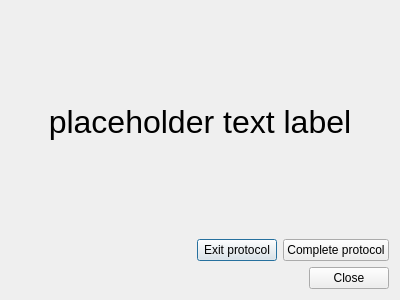
This is neurolabi/gui/protocols/focusedpathprotocol.ui in janelia-flyem/NeuTu as Qt 5 draws it before an edit. The edited form follows.
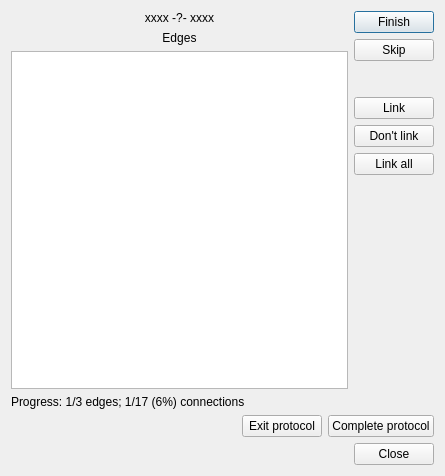
This is the edited form.

Diff of the .ui file:
```diff
--- a/neurolabi/gui/protocols/focusedpathprotocol.ui
+++ b/neurolabi/gui/protocols/focusedpathprotocol.ui
@@ -6,8 +6,8 @@
    <rect>
     <x>0</x>
     <y>0</y>
-    <width>400</width>
-    <height>300</height>
+    <width>445</width>
+    <height>476</height>
    </rect>
   </property>
   <property name="windowTitle">
@@ -15,25 +15,113 @@
   </property>
   <layout class="QVBoxLayout" name="verticalLayout">
    <item>
-    <widget class="QLabel" name="label">
-     <property name="sizePolicy">
-      <sizepolicy hsizetype="Preferred" vsizetype="Expanding">
-       <horstretch>0</horstretch>
-       <verstretch>0</verstretch>
-      </sizepolicy>
+    <layout class="QHBoxLayout" name="horizontalLayout_2">
+     <property name="topMargin">
+      <number>0</number>
      </property>
-     <property name="font">
-      <font>
-       <pointsize>24</pointsize>
-      </font>
-     </property>
-     <property name="text">
-      <string>placeholder text label</string>
-     </property>
-     <property name="alignment">
-      <set>Qt::AlignCenter</set>
-     </property>
-    </widget>
+     <item>
+      <layout class="QVBoxLayout" name="verticalLayout_2">
+       <item>
+        <widget class="QLabel" name="connectionLabel">
+         <property name="text">
+          <string>xxxx -?- xxxx</string>
+         </property>
+         <property name="alignment">
+          <set>Qt::AlignCenter</set>
+         </property>
+        </widget>
+       </item>
+       <item>
+        <widget class="QLabel" name="label_3">
+         <property name="text">
+          <string>Edges</string>
+         </property>
+         <property name="alignment">
+          <set>Qt::AlignCenter</set>
+         </property>
+        </widget>
+       </item>
+       <item>
+        <widget class="QTableView" name="edgesTableView"/>
+       </item>
+       <item>
+        <widget class="QLabel" name="progressLabel">
+         <property name="text">
+          <string>Progress: 1/3 edges; 1/17 (6%) connections</string>
+         </property>
+        </widget>
+       </item>
+      </layout>
+     </item>
+     <item>
+      <layout class="QVBoxLayout" name="verticalLayout_3">
+       <item>
+        <widget class="QPushButton" name="finishButton">
+         <property name="text">
+          <string>Finish</string>
+         </property>
+        </widget>
+       </item>
+       <item>
+        <widget class="QPushButton" name="skipButton">
+         <property name="text">
+          <string>Skip</string>
+         </property>
+        </widget>
+       </item>
+       <item>
+        <spacer name="verticalSpacer_2">
+         <property name="orientation">
+          <enum>Qt::Vertical</enum>
+         </property>
+         <property name="sizeType">
+          <enum>QSizePolicy::Fixed</enum>
+         </property>
+         <property name="sizeHint" stdset="0">
+          <size>
+           <width>20</width>
+           <height>30</height>
+          </size>
+         </property>
+        </spacer>
+       </item>
+       <item>
+        <widget class="QPushButton" name="linkButton">
+         <property name="text">
+          <string>Link</string>
+         </property>
+        </widget>
+       </item>
+       <item>
+        <widget class="QPushButton" name="dontLinkButton">
+         <property name="text">
+          <string>Don't link</string>
+         </property>
+        </widget>
+       </item>
+       <item>
+        <widget class="QPushButton" name="linkAllButton">
+         <property name="text">
+          <string>Link all</string>
+         </property>
+        </widget>
+       </item>
+       <item>
+        <spacer name="verticalSpacer">
+         <property name="orientation">
+          <enum>Qt::Vertical</enum>
+         </property>
+         <property name="sizeHint" stdset="0">
+          <size>
+           <width>20</width>
+           <height>40</height>
+          </size>
+         </property>
+        </spacer>
+       </item>
+      </layout>
+     </item>
+    </layout>
    </item>
    <item>
     <layout class="QHBoxLayout" name="horizontalLayout">
```
